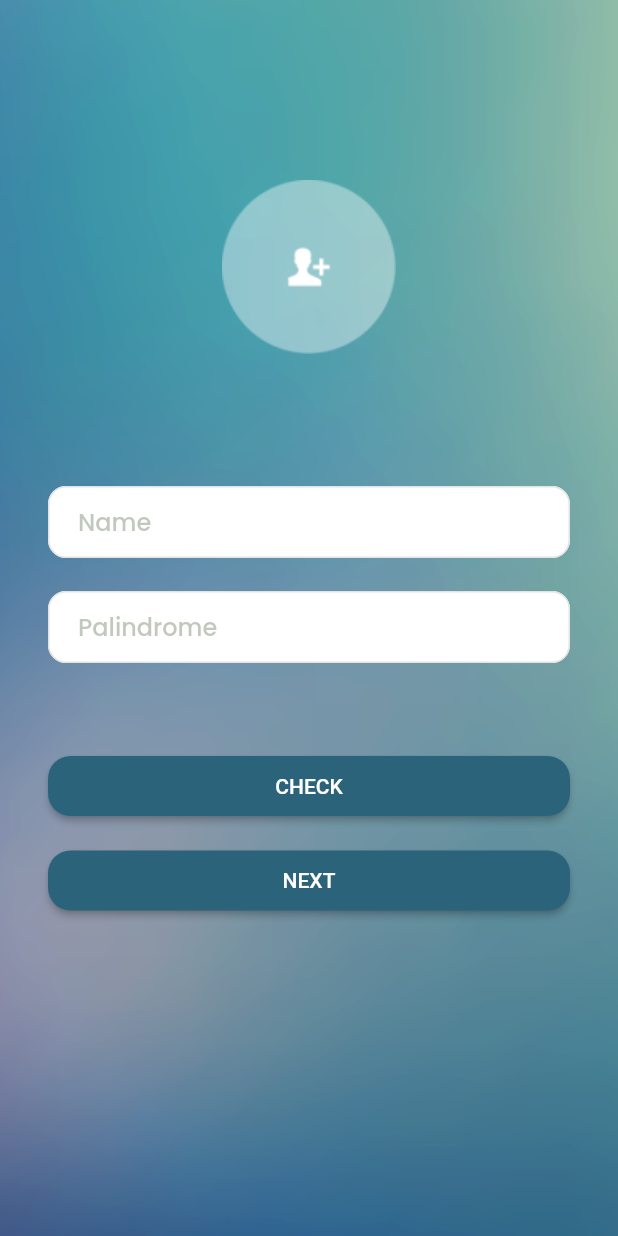
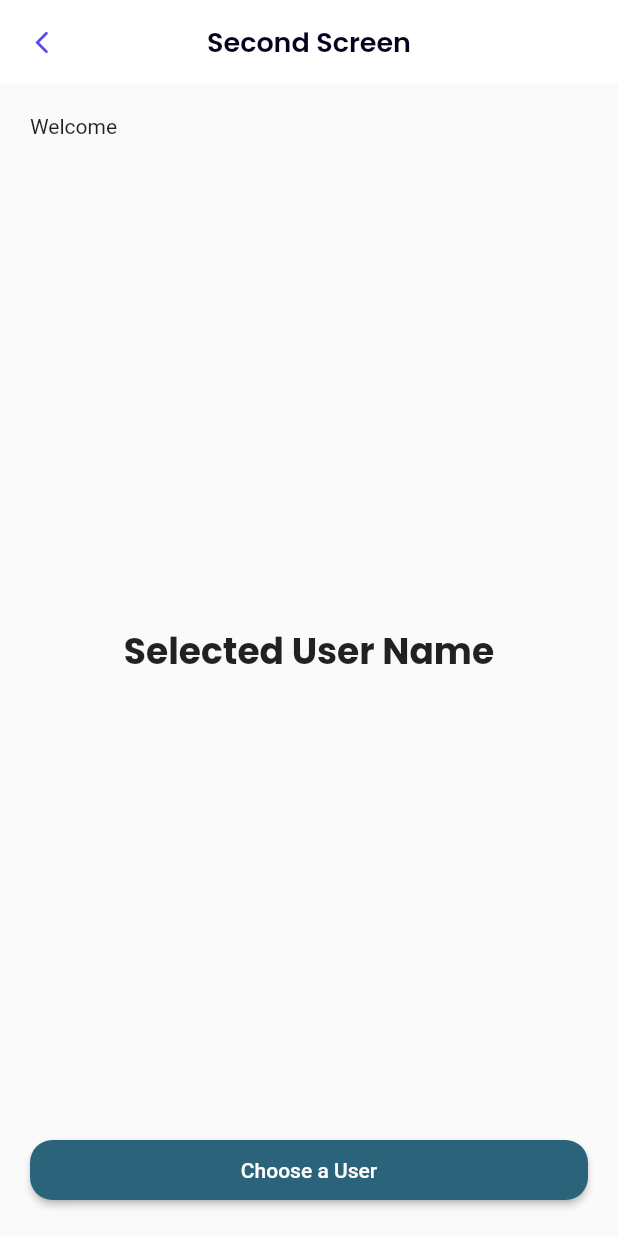
Before and after one commit to teguhap/suitmeda_test_mobile_apss, a Flutter app: the screen it shows after launch, after a tap on "NEXT", on a phone screen of 412 x 824 dp. Run offline on Flutter 3.47's test engine with Material 2 defaults, Android fonts, the phone set to English and light mode, and no system bars; drawn by our look-alikes of keyboard_dismisser; our stand-ins replace google_fonts.

Commit message:
Done seconPage

```diff
--- a/lib/common/my_typography.dart
+++ b/lib/common/my_typography.dart
@@ -1,5 +1,6 @@
 import 'dart:ui';
 import 'package:google_fonts/google_fonts.dart';
+import 'package:suitmedia_test_app/common/my_color.dart';
 
 class MyTypography {
   static final buttonText = GoogleFonts.poppins().copyWith(
@@ -12,8 +13,5 @@ class MyTypography {
     fontWeight: FontWeight.w500,
   );
 
-  static final titleH2 = GoogleFonts.poppins().copyWith(
-    fontSize: 18,
-    fontWeight: FontWeight.w500,
-  );
+  static final titleH2 = GoogleFonts.poppins();
 }
--- a/lib/main.dart
+++ b/lib/main.dart
@@ -1,5 +1,7 @@
 import 'package:flutter/material.dart';
 import 'package:suitmedia_test_app/pages/first_page.dart';
+import 'package:suitmedia_test_app/pages/second_page.dart';
+import 'package:suitmedia_test_app/widgets/route_generator.dart';
 
 void main() {
   runApp(const MyApp());
@@ -11,7 +13,8 @@ class MyApp extends StatelessWidget {
   @override
   Widget build(BuildContext context) {
     return MaterialApp(
-      home: FirstPage(),
+      initialRoute: FirstPage.routePath,
+      onGenerateRoute: RouteGenerator.generateRoute,
       debugShowCheckedModeBanner: false,
     );
   }
--- a/lib/pages/first_page.dart
+++ b/lib/pages/first_page.dart
@@ -1,10 +1,12 @@
 import "package:flutter/material.dart";
+import 'package:suitmedia_test_app/pages/second_page.dart';
 import 'package:suitmedia_test_app/widgets/my_button.dart';
 import 'package:suitmedia_test_app/widgets/my_textfield.dart';
 import 'package:keyboard_dismisser/keyboard_dismisser.dart';
 
 class FirstPage extends StatefulWidget {
   const FirstPage({Key? key}) : super(key: key);
+  static const routePath = '/firstPage';
 
   @override
   State<FirstPage> createState() => _FirstPageState();
@@ -14,13 +16,22 @@ class _FirstPageState extends State<FirstPage> {
   final TextEditingController nameController = TextEditingController();
   final TextEditingController palindromeController = TextEditingController();
   bool isPalindrome(String text) {
-    var pal = "";
+    var theText = '';
+    var pal = '';
+
+    for (var i = 0; i < text.length; i++) {
+      if (text[i] != " ") {
+        theText = text[i] + theText;
+      }
+    }
 
     for (var i = text.length - 1; i >= 0; i--) {
+      if (text[i] != " ") {
         pal = pal + text[i];
       }
+    }
 
-    if (pal == text) {
+    if (pal == theText) {
       return true;
     } else {
       return false;
@@ -53,7 +64,8 @@ class _FirstPageState extends State<FirstPage> {
                       children: [
                         Expanded(
                           flex: 2,
-                    child: Image(image: AssetImage("assets/ic_photo.png")),
+                          child:
+                              Image(image: AssetImage("assets/ic_photo.png")),
                         ),
                         Expanded(
                           child: Column(
@@ -94,7 +106,6 @@ class _FirstPageState extends State<FirstPage> {
                                       palindromeMsg = 'please input the text!';
                                     }
 
-                                palindromeController.clear();
                                     ScaffoldMessenger.of(context).showSnackBar(
                                       SnackBar(
                                         content: Text(palindromeMsg),
@@ -104,15 +115,28 @@ class _FirstPageState extends State<FirstPage> {
                               SizedBox(
                                 height: 15,
                               ),
-                          MyButton(text: 'NEXT', onTap: () {}),
+                              MyButton(
+                                  text: 'NEXT',
+                                  onTap: () {
+                                    Navigator.of(context).pushNamed(
+                                      SecondPage.routePath,
+                                      arguments: nameController.text.toString(),
+                                    );
+                                    palindromeController.clear();
+                                    nameController.clear();
+                                  }),
                             ],
-                      ))
+                          ),
+                        )
                       ],
-              )),
-            )),
                     ),
                   ),
                 ),
-    ));
+              ),
+            ),
+          ),
+        ),
+      ),
+    );
   }
 }
--- /dev/null
+++ b/lib/pages/second_page.dart
@@ -0,0 +1,74 @@
+import 'dart:ui';
+
+import 'package:flutter/material.dart';
+import 'package:suitmedia_test_app/common/my_color.dart';
+import 'package:suitmedia_test_app/common/my_typography.dart';
+import 'package:suitmedia_test_app/widgets/my_button.dart';
+
+class SecondPage extends StatefulWidget {
+  static const routePath = '/secondPage';
+  final String userName;
+
+  SecondPage({required this.userName});
+
+  @override
+  State<SecondPage> createState() => _SecondPageState();
+}
+
+class _SecondPageState extends State<SecondPage> {
+  String userSelected = '';
+  @override
+  Widget build(BuildContext context) {
+    return Scaffold(
+      appBar: AppBar(
+        elevation: 0,
+        backgroundColor: Colors.white,
+        centerTitle: true,
+        title: Text(
+          'Second Screen',
+          style: MyTypography.titleH2.copyWith(
+            color: MyColor.darkBlack,
+            fontWeight: FontWeight.w600,
+            fontSize: 18,
+          ),
+        ),
+        leading: IconButton(
+            icon: Icon(Icons.arrow_back_ios_new_rounded),
+            color: Color(0xff554AF0),
+            iconSize: 18,
+            onPressed: (() => Navigator.pop(context))),
+      ),
+      body: Padding(
+        padding: const EdgeInsets.all(20),
+        child: Column(
+          crossAxisAlignment: CrossAxisAlignment.start,
+          children: [
+            Text("Welcome"),
+            Text(
+              widget.userName,
+              style: TextStyle(fontSize: 18, fontWeight: FontWeight.bold),
+            ),
+            Expanded(
+              child: Center(
+                child: Text(
+                    (userSelected == "") ? "Selected User Name" : userSelected,
+                    style: MyTypography.titleH2.copyWith(
+                      fontSize: 24,
+                      fontWeight: FontWeight.bold,
+                    )),
+              ),
+            ),
+            MyButton(text: 'Choose a User', onTap: () {})
+          ],
+        ),
+      ),
+    );
+  }
+}
+// () async {
+//                 var userData =
+//                     await Navigator.pushNamed(context, ThirdPage.routeName);
+//                 setState(() {
+//                   user = (userData != null) ? userData as String : "";
+//                 });
+//               },
--- /dev/null
+++ b/lib/widgets/route_generator.dart
@@ -0,0 +1,46 @@
+import 'package:flutter/material.dart';
+import 'package:suitmedia_test_app/pages/first_page.dart';
+import 'package:suitmedia_test_app/pages/second_page.dart';
+
+class RouteGenerator {
+  static Route<dynamic> generateRoute(RouteSettings settings) {
+    final args = settings.arguments;
+
+    switch (settings.name) {
+      case FirstPage.routePath:
+        return MaterialPageRoute(
+          builder: (_) => FirstPage(),
+        );
+      case SecondPage.routePath:
+        if (args is String) {
+          return MaterialPageRoute(
+            builder: (_) => SecondPage(userName: args),
+          );
+        }
+        return errorRoute();
+      default:
+        return errorRoute();
+    }
+  }
+
+  static Route<dynamic> errorRoute() {
+    return MaterialPageRoute(builder: (_) {
+      return Scaffold(
+        body: SafeArea(
+          child: Center(
+            child: Column(
+              children: [
+                Text('Terjadi Kesalahan'),
+                ElevatedButton(
+                    onPressed: () {
+                      Navigator.pop(_);
+                    },
+                    child: Text('Back'))
+              ],
+            ),
+          ),
+        ),
+      );
+    });
+  }
+}
```
Lines whose indentation alone changed are shown as unchanged.
